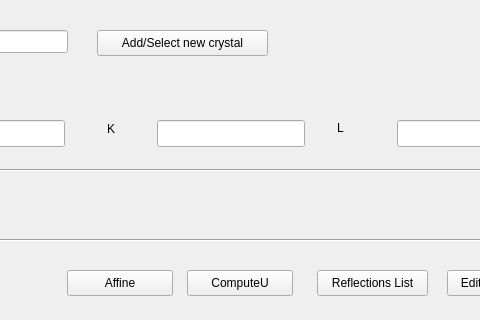
Old version of the form src/sardana/taurus/qt/qtgui/extra_hkl/ui/ubmatrix.ui in the repository sardana-org/sardana; both pictures show x 183 to 663 and y 560 to 880 of the 797 by 880 pixel window.
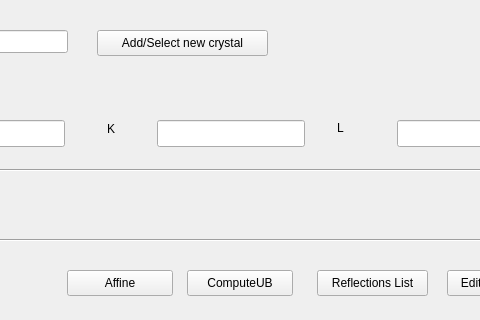
New version of the form. Custom widgets are drawn as their Qt base class.

Commit message: Renaming U to UB

Diff of the .ui file:
```diff
--- a/src/sardana/taurus/qt/qtgui/extra_hkl/ui/ubmatrix.ui
+++ b/src/sardana/taurus/qt/qtgui/extra_hkl/ui/ubmatrix.ui
@@ -270,7 +270,7 @@
     </rect>
    </property>
    <property name="text">
-    <string>ComputeU</string>
+    <string>ComputeUB</string>
    </property>
   </widget>
   <widget class="Line" name="line">
```
